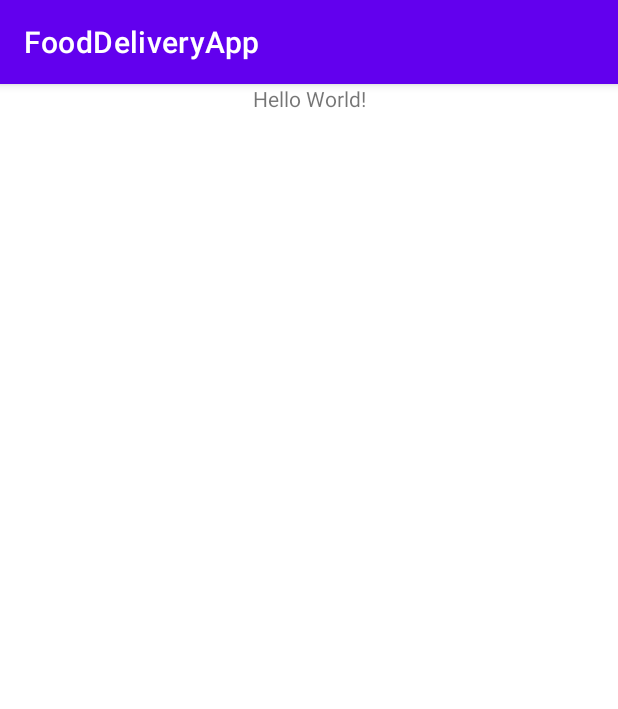
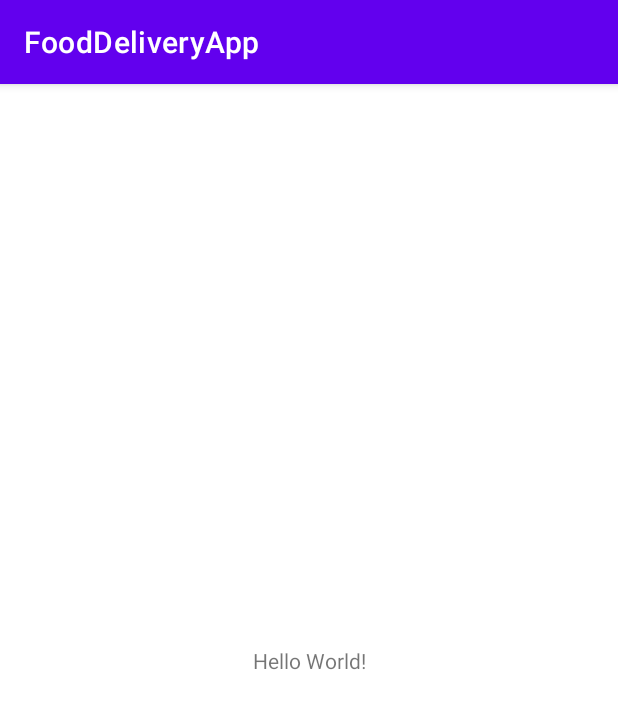
Before and after one commit to LightLLawliet/FoodDeliveryApp, an Android app: the screen it shows after launch (MainActivity), on a phone screen of 412 x 824 dp. Shown: the top 709 px of the screen. Run offline under Robolectric (Android 15) with nearby library versions, the phone set to English and light mode, and no system bars.

```diff
--- a/app/src/main/java/com/example/fooddeliveryapp/MainActivity.kt
+++ b/app/src/main/java/com/example/fooddeliveryapp/MainActivity.kt
@@ -8,4 +8,8 @@ class MainActivity : AppCompatActivity() {
         super.onCreate(savedInstanceState)
         setContentView(R.layout.activity_main)
     }
+
+    override fun onDestroy() {
+        super.onDestroy()
+    }
 }
--- a/app/src/main/res/layout/activity_main.xml
+++ b/app/src/main/res/layout/activity_main.xml
@@ -3,7 +3,7 @@
     xmlns:app="http://schemas.android.com/apk/res-auto"
     xmlns:tools="http://schemas.android.com/tools"
     android:layout_width="match_parent"
-    android:layout_height="wrap_content"
+    android:layout_height="match_parent"
     tools:context=".MainActivity">
 
     <TextView
```
